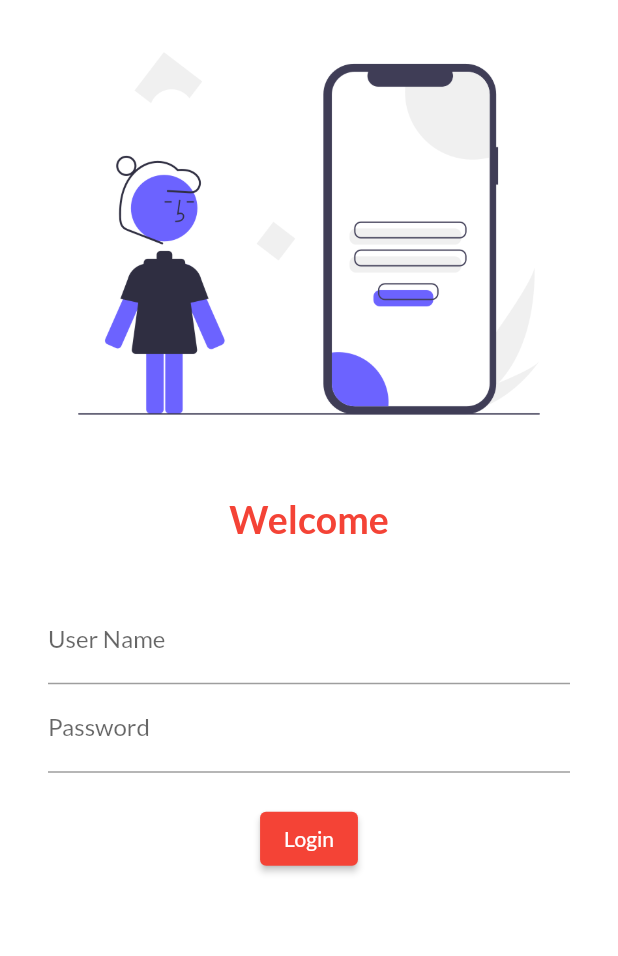
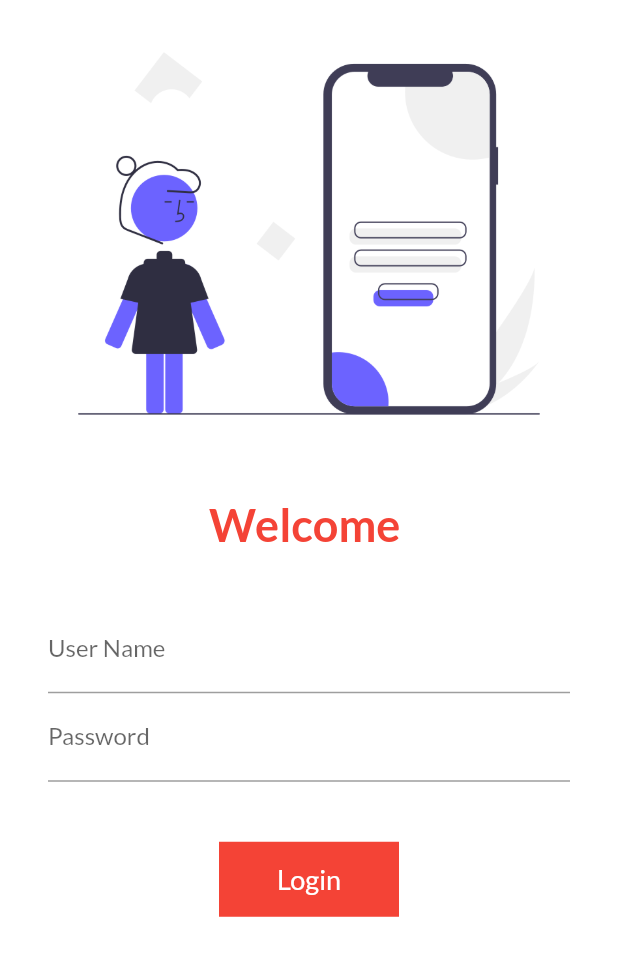
Before and after one commit to ahforayeji/pfdaytoday, a Flutter app: the screen it shows after launch, on a phone screen of 412 x 824 dp. Shown: the top 956 px of the screen. Run offline on Flutter 3.47's test engine with Material 2 defaults, Android fonts, the phone set to English and light mode, and no system bars; our stand-ins replace google_fonts.

Commit message:
day six is done

```diff
--- a/lib/main.dart
+++ b/lib/main.dart
@@ -1,6 +1,7 @@
 import 'package:flutter/material.dart';
+import 'package:tutorial_project/utlis/routes.dart';
 import 'pages/homepage.dart';
-import 'pages/logis_page.dart';
+import 'pages/login_page.dart';
 import 'package:google_fonts/google_fonts.dart';
 
 void main() {
@@ -20,8 +21,8 @@ class MyApp extends StatelessWidget {
       debugShowCheckedModeBanner: false,
       routes: {
         "/": (context) => LoginPage(),
-        "/home": (context) => HomePage(),
-        "/login": (context) => LoginPage(),
+        AppRoutes.homeRoute: (context) => HomePage(),
+        AppRoutes.loginRoute: (context) => LoginPage(),
       },
     );
   }
--- a/lib/pages/homepage.dart
+++ b/lib/pages/homepage.dart
@@ -1,14 +1,29 @@
 import 'package:flutter/material.dart';
+import 'package:tutorial_project/main.dart';
 
 class HomePage extends StatelessWidget {
   const HomePage({Key? key}) : super(key: key);
 
   @override
   Widget build(BuildContext context) {
-    int days = 30;
-
-    return Container(
-      child: Text("My Flutter Practive for $days days"),
+    return MaterialApp(
+      home: LoginedHome(),
+      theme: ThemeData(primarySwatch: Colors.red),
+      debugShowCheckedModeBanner: false,
     );
   }
 }
+
+class LoginedHome extends StatelessWidget {
+  const LoginedHome({Key? key}) : super(key: key);
+
+  @override
+  Widget build(BuildContext context) {
+    return Scaffold(
+      appBar: AppBar(
+        title: Text("Welcome"),
+      ),
+      drawer: Drawer(),
+    );
+  }
+}
--- /dev/null
+++ b/lib/pages/login_page.dart
@@ -0,0 +1,104 @@
+import 'package:flutter/material.dart';
+import 'package:tutorial_project/utlis/routes.dart';
+
+class LoginPage extends StatefulWidget {
+  const LoginPage({Key? key}) : super(key: key);
+
+  @override
+  State<LoginPage> createState() => _LoginPageState();
+}
+
+class _LoginPageState extends State<LoginPage> {
+  String name = "";
+  bool changeButton = false;
+  @override
+  Widget build(BuildContext context) {
+    return Material(
+      color: Colors.white,
+      child: SingleChildScrollView(
+        child: Column(
+          children: [
+            Image.asset(
+              "assets/images/login.png",
+              fit: BoxFit.cover,
+            ),
+            const SizedBox(
+              height: 20,
+            ),
+            Text(
+              "Welcome $name",
+              style: const TextStyle(
+                fontSize: 30,
+                color: Colors.red,
+                fontWeight: FontWeight.bold,
+              ),
+            ),
+            const SizedBox(
+              height: 20,
+            ),
+            Padding(
+              padding:
+                  const EdgeInsets.symmetric(vertical: 16.0, horizontal: 32.0),
+              child: Column(
+                children: [
+                  TextFormField(
+                    decoration: const InputDecoration(
+                      hintText: "Enter User Name",
+                      labelText: "User Name",
+                    ),
+                    onChanged: (value) {
+                      name = value;
+                      setState(() {});
+                    },
+                  ),
+                  TextFormField(
+                    obscureText: true,
+                    decoration: const InputDecoration(
+                      hintText: "Enter Password",
+                      labelText: "Password",
+                    ),
+                  ),
+                  const SizedBox(
+                    height: 40,
+                  ),
+                  InkWell(
+                    onTap: () async {
+                      setState(() {
+                        changeButton = true;
+                      });
+                      await Future.delayed(Duration(seconds: 1));
+                      Navigator.pushNamed(context, AppRoutes.homeRoute);
+                    },
+                    child: AnimatedContainer(
+                      duration: Duration(seconds: 1),
+                      height: 50,
+                      width: changeButton ? 50 : 120,
+                      alignment: Alignment.center,
+                      child: changeButton
+                          ? const Icon(
+                              Icons.done,
+                              color: Colors.white,
+                            )
+                          : const Text(
+                              "Login",
+                              style: TextStyle(
+                                color: Colors.white,
+                                fontSize: 18,
+                              ),
+                            ),
+                      decoration: BoxDecoration(
+                          color: Colors.red,
+                          shape: changeButton
+                              ? BoxShape.circle
+                              : BoxShape.rectangle),
+                    ),
+                  )
+                ],
+              ),
+            )
+          ],
+        ),
+      ),
+    );
+  }
+}
--- a/lib/pages/logis_page.dart
+++ /dev/null
@@ -1,64 +0,0 @@
-import 'package:flutter/material.dart';
-
-class LoginPage extends StatelessWidget {
-  const LoginPage({Key? key}) : super(key: key);
-
-  @override
-  Widget build(BuildContext context) {
-    return Material(
-      color: Colors.white,
-      child: Column(
-        children: [
-          Image.asset(
-            "assets/images/login.png",
-            fit: BoxFit.cover,
-          ),
-          const SizedBox(
-            height: 20,
-          ),
-          const Text(
-            "Welcome",
-            style: TextStyle(
-              fontSize: 25,
-              color: Colors.red,
-              fontWeight: FontWeight.bold,
-            ),
-          ),
-          const SizedBox(
-            height: 20,
-          ),
-          Padding(
-            padding:
-                const EdgeInsets.symmetric(vertical: 16.0, horizontal: 32.0),
-            child: Column(
-              children: [
-                TextFormField(
-                  decoration: const InputDecoration(
-                    hintText: "Enter User Name",
-                    labelText: "User Name",
-                  ),
-                ),
-                TextFormField(
-                  obscureText: true,
-                  decoration: const InputDecoration(
-                    hintText: "Enter Password",
-                    labelText: "Password",
-                  ),
-                ),
-                const SizedBox(
-                  height: 20,
-                ),
-                ElevatedButton(
-                  onPressed: () {
-                    print("Success");
-                  },
-                  child: const Text("Login"),
-                )
-              ],
-            ),
-          )
-        ],
-      ),
-    );
-  }
-}
--- /dev/null
+++ b/lib/utlis/routes.dart
@@ -0,0 +1,4 @@
+class AppRoutes {
+  static String loginRoute = "/login";
+  static String homeRoute = "/home";
+}
```
